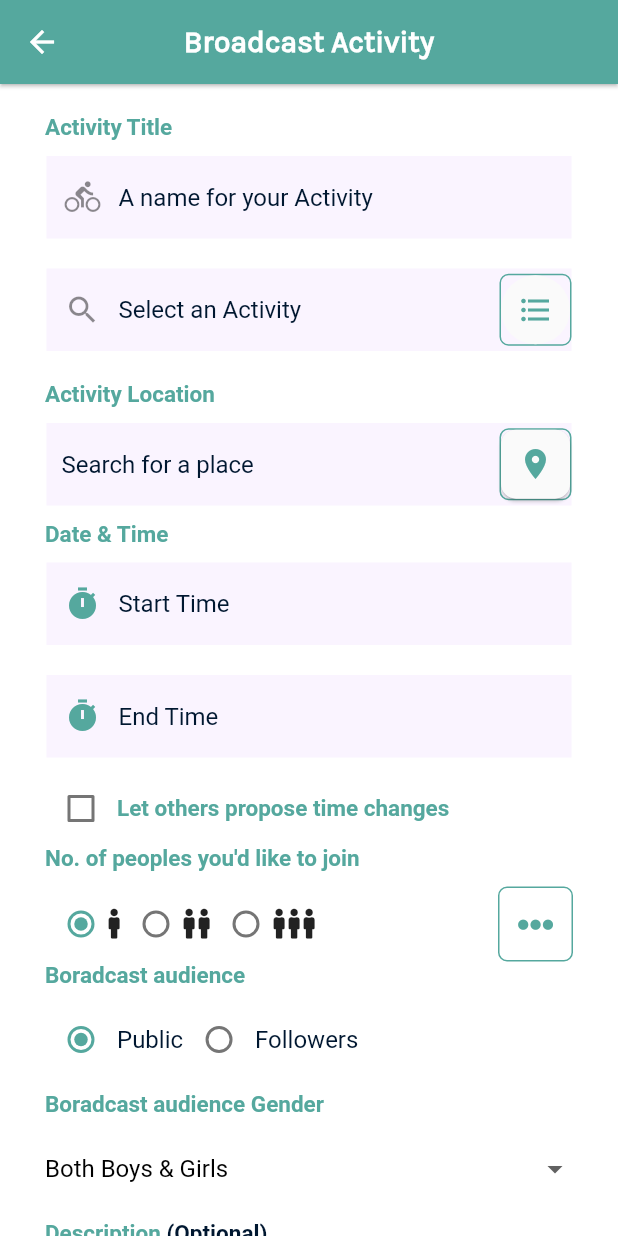
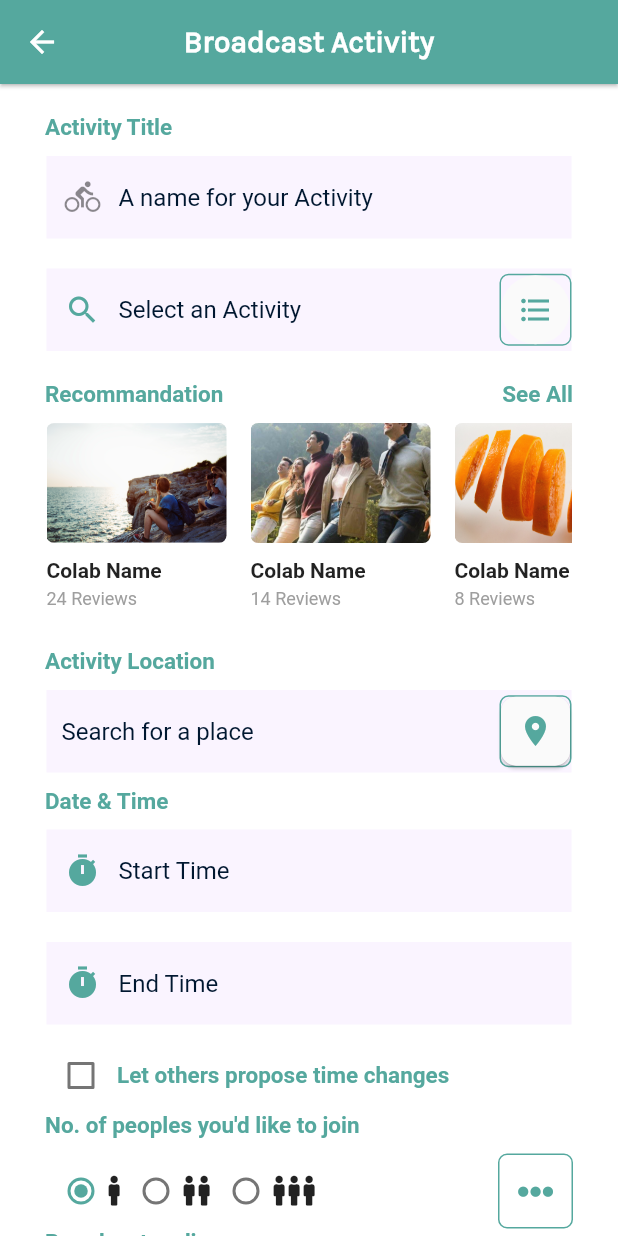
Before and after one commit to priyamshah112/chalo, a Flutter app: the AddActivity screen opened directly, on a phone screen of 412 x 824 dp. Run offline on Flutter 3.47's test engine with Material 2 defaults, Android fonts, the phone set to English and light mode, and no system bars; drawn by our look-alikes of datetime_picker_formfield; our stand-ins replace cloud_firestore, firebase_auth, firebase_messaging, flutter_map, flutter_spinkit, font_awesome_flutter and 8 more; missing offline and left inert: gender_selection, geocoder, mapbox_search, steel_crypt; accounts and stored records are empty.

Commit message:
collabration

```diff
--- a/lib/Boradcast/AddActivity.dart
+++ b/lib/Boradcast/AddActivity.dart
@@ -13,6 +13,8 @@ import 'package:geolocator/geolocator.dart';
 import '../common/add_location.dart';
 import '../data/activity.dart';
 import 'package:intl/intl.dart';
+
+import 'collabration_carousel.dart';
 
 class AddActivity extends StatefulWidget {
   @override
@@ -41,6 +43,7 @@ class _AddActivityState extends State<AddActivity> {
       autovalidate: _autovalidate,
       child: Scaffold(
         appBar: AppBar(
+          backgroundColor: Color(primary),
           centerTitle: true,
           automaticallyImplyLeading: false,
           title: Text(
@@ -164,6 +167,7 @@ class _AddActivityState extends State<AddActivity> {
                                     hintText: "Select an Activity",
                                     prefixIcon: Icon(
                                       Icons.search,
+                                      color: Color(primary),
                                     ),
                                     suffixIcon: Container(
                                       decoration: BoxDecoration(
@@ -197,6 +201,8 @@ class _AddActivityState extends State<AddActivity> {
                               SizedBox(
                                 height: 10,
                               ),
+                              CollabrationCarousel(),
+                              SizedBox(height: 10.0),
                               Text(
                                 "Activity Location",
                                 style: TextStyle(
--- /dev/null
+++ b/lib/Boradcast/collabration_carousel.dart
@@ -0,0 +1,93 @@
+import 'package:chaloapp/Boradcast/CollabrationList.dart';
+import 'package:chaloapp/common/Collaboratorlist.dart';
+import 'package:chaloapp/common/global_colors.dart';
+import 'package:flutter/material.dart';
+import 'package:font_awesome_flutter/font_awesome_flutter.dart';
+
+class CollabrationCarousel extends StatelessWidget {
+  @override
+  Widget build(BuildContext context) {
+    return Column(
+      children: <Widget>[
+        Row(
+          mainAxisAlignment: MainAxisAlignment.spaceBetween,
+          children: <Widget>[
+            Text(
+              'Recommandation',
+              style: TextStyle(
+                fontSize: 15,
+                color: Color(primary),
+                fontWeight: FontWeight.w600,
+              ),
+            ),
+            GestureDetector(
+              onTap: () {
+                Navigator.push(
+                    context,
+                    MaterialPageRoute(
+                        builder: (BuildContext context) => CollabratorList()));
+              },
+              child: Text(
+                'See All',
+                style: TextStyle(
+                  color: Color(primary),
+                  fontSize: 15.0,
+                  fontWeight: FontWeight.w600,
+                ),
+              ),
+            ),
+          ],
+        ),
+        Container(
+          padding: EdgeInsets.symmetric(horizontal: 1.0, vertical: 10.0),
+          height: 150.0,
+          child: ListView.builder(
+            scrollDirection: Axis.horizontal,
+            itemCount: CollabrationList.length,
+            padding: EdgeInsets.only(right: 16.0),
+//            shrinkWrap: true,
+            physics: BouncingScrollPhysics(),
+            itemBuilder: (context, int index) {
+              return GestureDetector(
+                onTap: () => print('card clicked'),
+                child: Container(
+                  padding: EdgeInsets.only(right: 16),
+                  child: Column(
+                    crossAxisAlignment: CrossAxisAlignment.start,
+                    mainAxisAlignment: MainAxisAlignment.start,
+                    children: <Widget>[
+                      ClipRRect(
+                        child: Image.asset(
+                          CollabrationList[index].imageUrl,
+                          height: 80,
+                          width: 120,
+                          fit: BoxFit.cover,
+                        ),
+                        borderRadius: BorderRadius.circular(5),
+                      ),
+                      SizedBox(
+                        height: 10,
+                      ),
+                      Text(
+                        CollabrationList[index].text,
+                        style: TextStyle(fontWeight: FontWeight.w600),
+                      ),
+                      SizedBox(
+                        height: 4,
+                      ),
+                      Text(
+                        "${CollabrationList[index].secondaryText} Reviews",
+                        style: TextStyle(
+                            fontSize: 12, color: Colors.grey.shade500),
+                      ),
+                    ],
+                  ),
+                ),
+              );
+            },
+          ),
+        ),
+      ],
+    );
+  }
+}
--- /dev/null
+++ b/lib/common/Collaboratorlist.dart
@@ -0,0 +1,54 @@
+class Collabration {
+  String imageUrl;
+  String text;
+  String secondaryText;
+
+  Collabration({
+    this.imageUrl,
+    this.text,
+    this.secondaryText,
+  });
+}
+
+List<Collabration> CollabrationList = [
+  Collabration(
+    imageUrl: 'images/post/1.png',
+    text: 'Colab Name',
+    secondaryText: '24',
+  ),
+  Collabration(
+    imageUrl: 'images/post/2.jpeg',
+    text: 'Colab Name',
+    secondaryText: '14',
+  ),
+  Collabration(
+    imageUrl: 'images/post/3.png',
+    text: 'Colab Name',
+    secondaryText: '8',
+  ),
+  Collabration(
+    imageUrl: 'images/post/4.png',
+    text: 'Colab Name',
+    secondaryText: '4',
+  ),
+  Collabration(
+    imageUrl: 'images/post/5.png',
+    text: 'Colab Name',
+    secondaryText: '4',
+  ),
+  Collabration(
+    imageUrl: 'images/post/6.png',
+    text: 'Colab Name',
+    secondaryText: '4',
+  ),
+  Collabration(
+    imageUrl: 'images/post/7.png',
+    text: 'Colab Name',
+    secondaryText: '4',
+  ),
+  Collabration(
+    imageUrl: 'images/post/8.png',
+    text: 'Colab Name',
+    secondaryText: '4',
+  ),
+];
```
Also changed, not shown: lib/Boradcast/CollabrationList.dart (added, +167 -0 lines), lib/data/activity.dart (+7 -5 lines).
